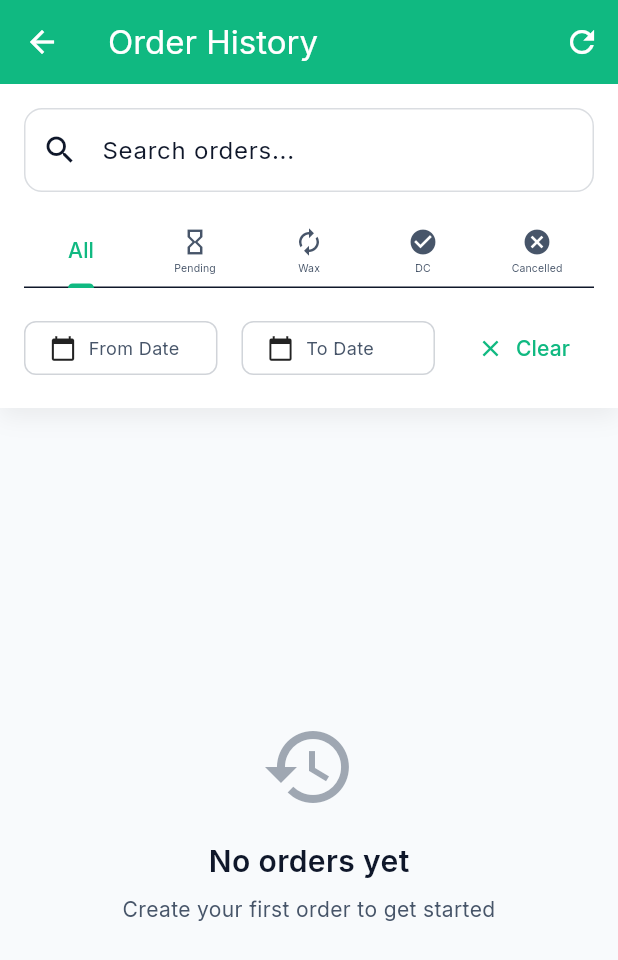
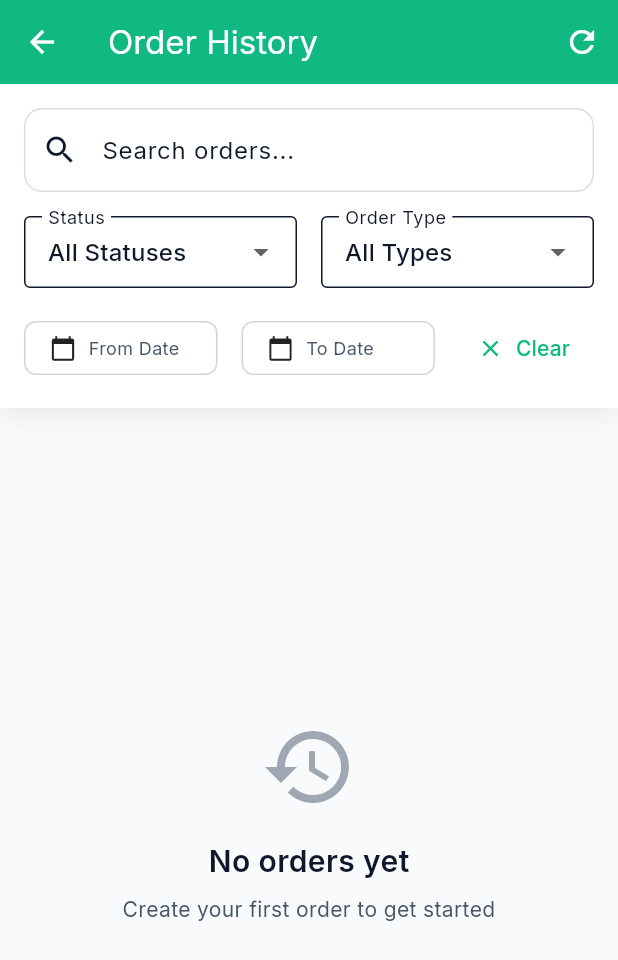
Before and after one commit to Muthaji-mumbai/Muthaji-App, a Flutter app: the OrderHistoryScreen screen opened directly, on a phone screen of 412 x 824 dp. Shown: the top 960 px of the screen. Run offline on Flutter 3.47's test engine with Material 3 defaults, Android fonts, the phone set to English and light mode, and no system bars; our stand-ins replace dio, file_picker, firebase_core, firebase_messaging, fl_chart, flutter_local_notifications and 10 more; missing offline and left inert: dart:html, flutter_pdfview, image_gallery_saver_plus, pro_image_editor; accounts and stored records are empty.

Commit message:
order history updated

```diff
--- a/lib/screens/client/order_history_screen.dart
+++ b/lib/screens/client/order_history_screen.dart
@@ -28,6 +28,10 @@ class _OrderHistoryScreenState extends State<OrderHistoryScreen>
   final Set<int> _expanded = <int>{};
   late TabController _tabController;
 
+  // New filters
+  OrderStatus? _selectedStatus; // enum-based status filter
+  String? _orderType; // 'Single' | 'Bulk'
+
   bool _isUrgent(Order order) {
     final p = (order.orderPriority ?? '').toLowerCase().trim();
     return p == 'urgent' || p.contains('urgent');
@@ -127,23 +131,11 @@ class _OrderHistoryScreenState extends State<OrderHistoryScreen>
   @override
   void initState() {
     super.initState();
-    _tabController = TabController(length: 5, vsync: this);
+    _tabController = TabController(length: 1, vsync: this);
     _loadOrders();
   }
 
-  // Helper to build a Tab with an icon and a small text label underneath
-  Widget _buildIconTextTab(IconData icon, String label) {
-    return Tab(
-      child: Column(
-        mainAxisSize: MainAxisSize.min,
-        children: [
-          Icon(icon, size: 20),
-          const SizedBox(height: 2),
-          Text(label, style: AppConstants.bodySmall.copyWith(fontSize: 7)),
-        ],
-      ),
-    );
-  }
+  // removed legacy tab builder (not used)
 
   @override
   void dispose() {
@@ -167,6 +159,7 @@ class _OrderHistoryScreenState extends State<OrderHistoryScreen>
           token,
           startDate: _fromDate,
           endDate: _toDate,
+          orderType: _orderType,
         );
 
         List<Order> effectiveOrders = clientOrders;
@@ -208,32 +201,28 @@ class _OrderHistoryScreenState extends State<OrderHistoryScreen>
   void _applyFilters() {
     _filteredOrders =
         _allOrders.where((order) {
-          // Apply tab filter
-          switch (_tabController.index) {
-            case 1: // Pending
-              if (order.status != OrderStatus.pending) return false;
-              break;
-            case 2: // Wax
-              if (order.status != OrderStatus.Wax) return false;
-              break;
-            case 3: // DC
-              if (order.status != OrderStatus.DC) return false;
-              break;
-            case 4: // Cancelled
-              if (order.status != OrderStatus.cancelled) return false;
-              break;
+          // Status filter (enum-based)
+          if (_selectedStatus != null && order.status != _selectedStatus) {
+            return false;
           }
 
-          // Apply search filter (client-side for immediate responsiveness)
+          // Order type filter (Single/Bulk)
+          if (_orderType != null &&
+              (order.orderType ?? 'Single') != _orderType) {
+            return false;
+          }
+
+          // Search filter
           if (_searchQuery.isNotEmpty) {
             final query = _searchQuery.toLowerCase();
-            return order.description.toLowerCase().contains(query) ||
+            final matches =
+                order.description.toLowerCase().contains(query) ||
                 order.id.toLowerCase().contains(query) ||
                 (order.orderNo?.toLowerCase().contains(query) ?? false) ||
                 order.statusText.toLowerCase().contains(query);
+            if (!matches) return false;
           }
 
-          // Date filtering is now handled at API level
           return true;
         }).toList();
 
@@ -333,24 +322,75 @@ class _OrderHistoryScreenState extends State<OrderHistoryScreen>
 
           const SizedBox(height: AppConstants.spacingM),
 
-          // Filters header and Tabs
-          TabBar(
-            controller: _tabController,
-            labelColor: AppConstants.primaryColor,
-            unselectedLabelColor: AppConstants.textSecondaryColor,
-            indicatorColor: AppConstants.primaryColor,
-            tabs: [
-              const Tab(text: 'All'),
-              _buildIconTextTab(Icons.hourglass_empty, 'Pending'),
-              _buildIconTextTab(Icons.autorenew, 'Wax'),
-              _buildIconTextTab(Icons.check_circle, 'DC'),
-              _buildIconTextTab(Icons.cancel, 'Cancelled'),
+          // Filters row (Status, Order Type, Date Range)
+          Row(
+            children: [
+              Expanded(
+                child: DropdownButtonFormField<OrderStatus?>(
+                  value: _selectedStatus,
+                  isExpanded: true,
+                  decoration: const InputDecoration(
+                    labelText: 'Status',
+                    border: OutlineInputBorder(),
+                    contentPadding: EdgeInsets.symmetric(
+                      horizontal: 12,
+                      vertical: 8,
+                    ),
+                  ),
+                  items: [
+                    const DropdownMenuItem<OrderStatus?>(
+                      value: null,
+                      child: Text('All Statuses'),
+                    ),
+                    ...OrderStatus.values.map(
+                      (s) => DropdownMenuItem<OrderStatus?>(
+                        value: s,
+                        child: Text(_statusLabel(s)),
+                      ),
+                    ),
+                  ],
+                  onChanged: (val) {
+                    setState(() {
+                      _selectedStatus = val;
+                      _applyFilters();
+                    });
+                  },
+                ),
+              ),
+              const SizedBox(width: AppConstants.spacingM),
+              Expanded(
+                child: DropdownButtonFormField<String?>(
+                  value: _orderType,
+                  isExpanded: true,
+                  decoration: const InputDecoration(
+                    labelText: 'Order Type',
+                    border: OutlineInputBorder(),
+                    contentPadding: EdgeInsets.symmetric(
+                      horizontal: 12,
+                      vertical: 8,
+                    ),
+                  ),
+                  items: const [
+                    DropdownMenuItem<String?>(
+                      value: null,
+                      child: Text('All Types'),
+                    ),
+                    DropdownMenuItem<String?>(
+                      value: 'Single',
+                      child: Text('Single'),
+                    ),
+                    DropdownMenuItem<String?>(
+                      value: 'Bulk',
+                      child: Text('Bulk'),
+                    ),
+                  ],
+                  onChanged: (val) async {
+                    setState(() => _orderType = val);
+                    await _loadOrders();
+                  },
+                ),
+              ),
             ],
-            onTap: (index) {
-              setState(() {
-                _applyFilters();
-              });
-            },
           ),
 
           const SizedBox(height: AppConstants.spacingM),
@@ -388,6 +428,29 @@ class _OrderHistoryScreenState extends State<OrderHistoryScreen>
         ],
       ),
     );
+  }
+
+  String _statusLabel(OrderStatus s) {
+    switch (s) {
+      case OrderStatus.pending:
+        return 'Pending';
+      case OrderStatus.Casted:
+        return 'Casted';
+      case OrderStatus.Wax:
+        return 'Wax';
+      case OrderStatus.DC:
+        return 'DC';
+      case OrderStatus.cancelled:
+        return 'Cancelled';
+      case OrderStatus.delay:
+        return 'Delay';
+      case OrderStatus.due:
+        return 'Due';
+      case OrderStatus.partialDelivery:
+        return 'Partial Delivery';
+      case OrderStatus.PendingDisp:
+        return 'PendingDisp';
+    }
   }
 
   Future<void> _pickDate({required bool isFrom}) async {
--- a/lib/screens/employee/manage_orders_screen.dart
+++ b/lib/screens/employee/manage_orders_screen.dart
@@ -2705,7 +2705,7 @@ class _ManageOrdersScreenState extends State<ManageOrdersScreen>
         return const Color(0xFFF44336); // Red
       case OrderStatus.partialDelivery:
         return AppConstants.partialDeliveryColor;
-        case OrderStatus.PendingDisp:
+      case OrderStatus.PendingDisp:
         return AppConstants.PendingDisp;
     }
   }
@@ -2728,7 +2728,7 @@ class _ManageOrdersScreenState extends State<ManageOrdersScreen>
         return 'Due';
       case OrderStatus.partialDelivery:
         return 'Partial Delivery';
-        case OrderStatus.PendingDisp:
+      case OrderStatus.PendingDisp:
         return 'PendingDisp';
     }
   }
--- a/lib/services/order_service.dart
+++ b/lib/services/order_service.dart
@@ -17,6 +17,8 @@ class OrderService {
     DateTime? startDate,
     DateTime? endDate,
     String? userId, // Add user-based filtering
+    String? orderType, // 'Single' | 'Bulk'
+    String? partyId, // For APIs that expect partyname instead of userid
   }) async {
     try {
       // Validate token
@@ -46,6 +48,15 @@ class OrderService {
 
       if (userId != null && userId.isNotEmpty) {
         queryParams['userid'] = userId;
+      }
+
+      if (orderType != null && orderType.isNotEmpty) {
+        queryParams['ordertype'] = orderType;
+      }
+
+      // Some endpoints expect partyname for client-scoped lookups
+      if (partyId != null && partyId.isNotEmpty) {
+        queryParams['partyname'] = partyId;
       }
 
       // Build endpoint with query parameters
@@ -109,14 +120,19 @@ class OrderService {
     String? token, {
     DateTime? startDate,
     DateTime? endDate,
+    String? orderType,
   }) async {
     try {
-      // Use API-level filtering with userid parameter
+      // Mapping rules (per API requirements):
+      // - All types: partyname=<clientId>
+      // - Bulk: partyname=<clientId>&ordertype=Bulk
+      // - Single: partyname=<clientId>&ordertype=Single
       final orders = await getAllOrders(
         token,
-        userId: clientId,
+        partyId: clientId,
         startDate: startDate,
         endDate: endDate,
+        orderType: orderType,
       );
       developer.log('Orders fetched for client $clientId: ${orders.length}');
       return orders;
```
